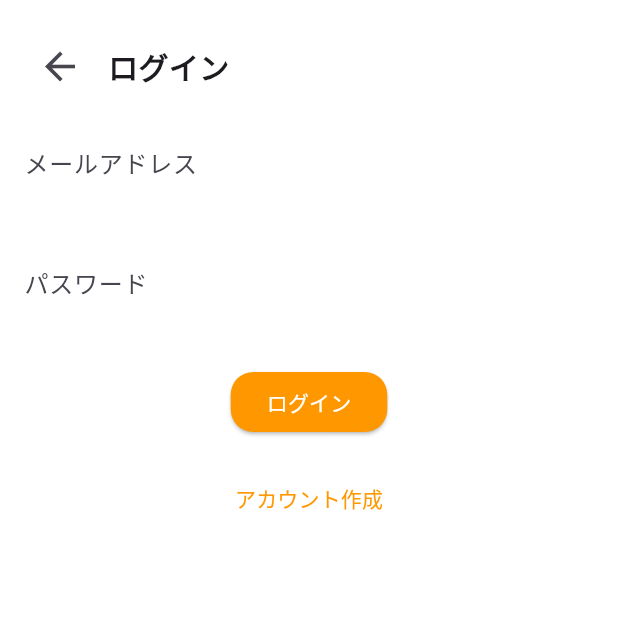
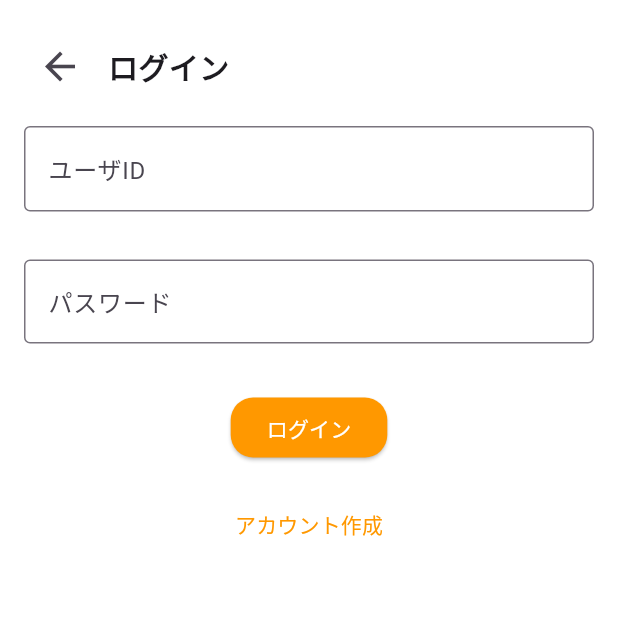
Before and after one commit to Ktento/breman-front, a Flutter app: the screen it shows after launch, scrolled down 276 dp, after a tap on the "account circle" icon, on a phone screen of 412 x 824 dp, the top half of it. Run offline on Flutter 3.47's test engine with Material 3 defaults, Android fonts, the phone set to English and light mode, and no system bars.

Commit message:
テキストボックスに枠線を追加

```diff
--- a/lib/login.dart
+++ b/lib/login.dart
@@ -35,14 +35,18 @@ class Login extends StatelessWidget {
               padding: const EdgeInsets.all(16.0),
               child: TextField(
                 decoration: InputDecoration(
-                    border: InputBorder.none, hintText: 'メールアドレス'), //メアド入力フォーム
+                  border: OutlineInputBorder(),
+                  hintText: 'ユーザID', // メアド入力フォーム
+                ),
               ),
             ),
             Container(
               padding: const EdgeInsets.all(16.0),
               child: TextField(
                 decoration: InputDecoration(
-                    border: InputBorder.none, hintText: 'パスワード'), //パスワード入力フォーム
+                  border: OutlineInputBorder(),
+                  hintText: 'パスワード', // パスワード入力フォーム
+                ),
               ),
             ),
             Container(
```
